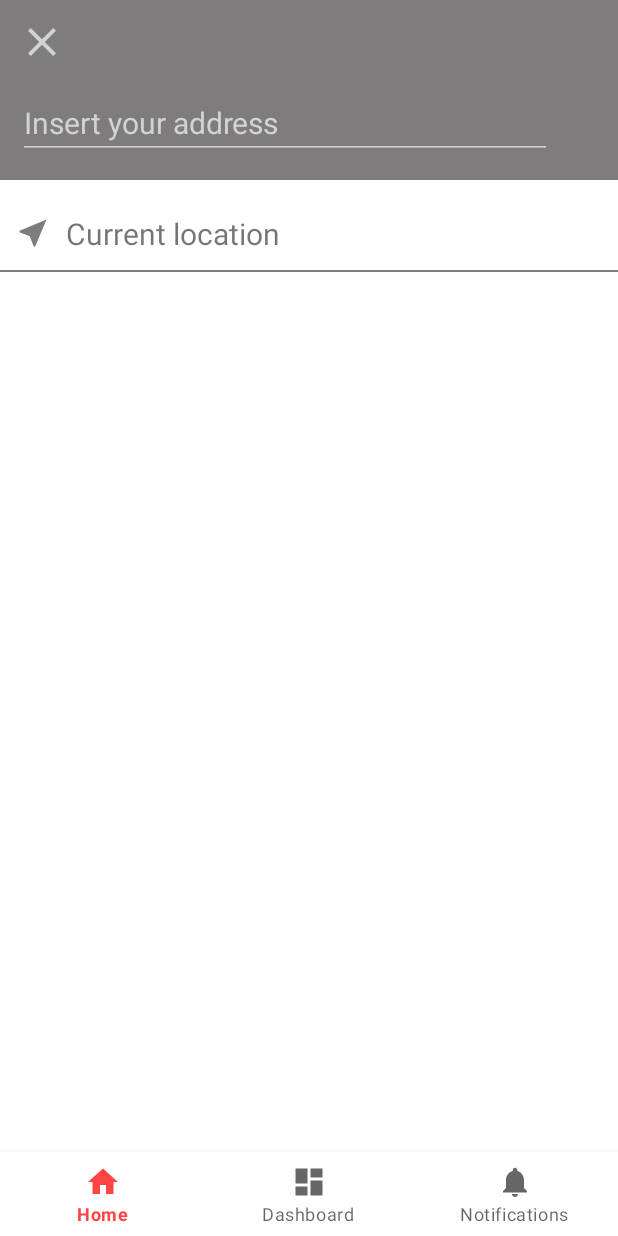
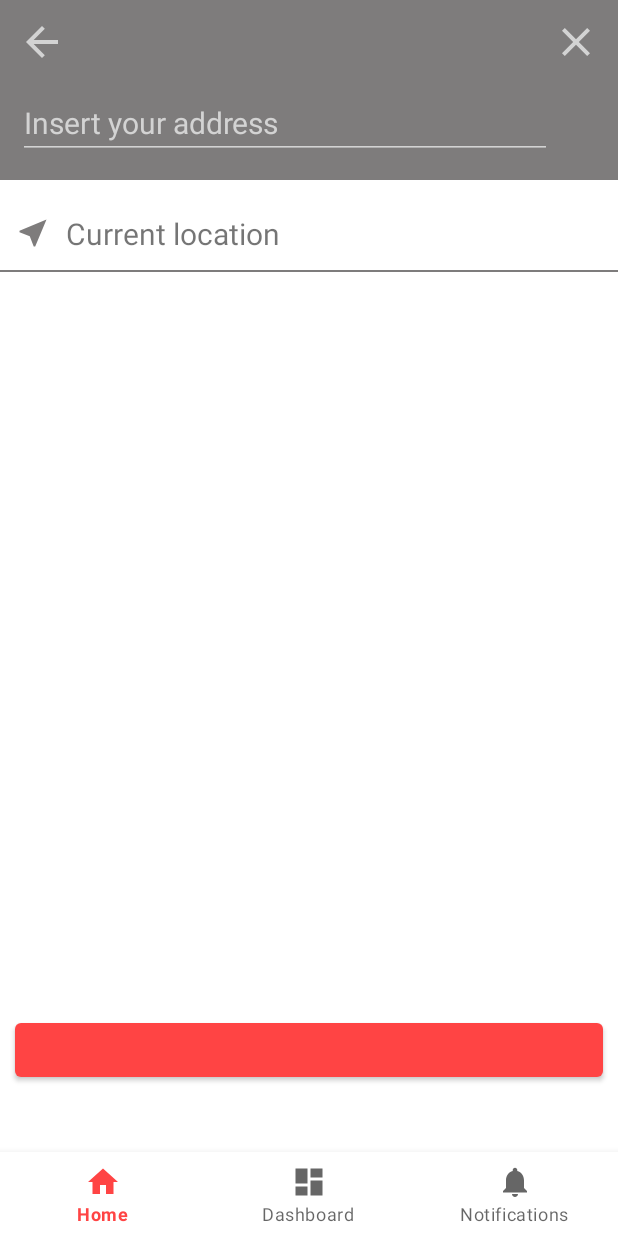
Before and after one commit to EliramElgrably/Rentee, an Android app: the NewRentAddressFragment screen opened through its navigation route, on a phone screen of 412 x 824 dp. Run offline under Robolectric (Android 15) with nearby library versions, the phone set to English and light mode, and no system bars; our stand-ins replace data binding, navigation-ui.

Commit message:
Adding the select date and time screens

```diff
--- a/app/build.gradle
+++ b/app/build.gradle
@@ -16,7 +16,7 @@ android {
 
     defaultConfig {
         applicationId "com.example.rentee"
-        minSdkVersion 21
+        minSdkVersion 26
         targetSdkVersion 30
         versionCode 1
         versionName "1.0"
@@ -41,6 +41,8 @@ android {
 
 dependencies {
     implementation "com.google.dagger:hilt-android:$hilt_version"
+    implementation 'androidx.room:room-runtime:2.3.0'
+    annotationProcessor 'androidx.room:room-compiler:2.3.0'
     kapt "com.google.dagger:hilt-android-compiler:$hilt_version"
     implementation 'androidx.core:core-ktx:1.5.0'
     implementation 'androidx.appcompat:appcompat:1.3.0'
--- a/app/src/main/java/com/example/rentee/ui/home/NewRentAddressFragment.kt
+++ b/app/src/main/java/com/example/rentee/ui/home/NewRentAddressFragment.kt
@@ -5,17 +5,15 @@ import android.view.LayoutInflater
 import android.view.View
 import android.view.ViewGroup
 import androidx.fragment.app.Fragment
-import androidx.fragment.app.viewModels
 import androidx.navigation.fragment.findNavController
-import androidx.viewpager2.widget.ViewPager2
+import androidx.navigation.navGraphViewModels
 import com.example.rentee.R
 import com.example.rentee.databinding.FragmentNewRentAddressBinding
-import com.example.rentee.databinding.FragmentNewRentBinding
 
-class NewRentAddressFragment : Fragment() {
+class NewRentAddressFragment : Fragment(), NewRentalInterface {
 
     private lateinit var binding: FragmentNewRentAddressBinding
-    private val newRentViewModel: NewRentViewModel by viewModels()
+    private val newRentViewModel: NewRentViewModel by navGraphViewModels(R.id.navigation_new_rent_address)
 
     override fun onCreateView(
         inflater: LayoutInflater,
@@ -31,13 +29,36 @@ class NewRentAddressFragment : Fragment() {
         binding.lifecycleOwner = this
 
         binding.ivClose.setOnClickListener {
-            navigateToHomePage()
+            onCloseClicked()
+        }
+
+        binding.ivBack.setOnClickListener {
+            onBackClicked()
+        }
+
+        binding.btnDate.setOnClickListener {
+            if (binding.etAddress.text.isNotEmpty()) {
+                newRentViewModel.setAddress(binding.etAddress.text.toString())
+            }
+            navigateToDatePage()
         }
 
         return binding.root
     }
 
-    private fun navigateToHomePage() {
-       findNavController().navigateUp()
+    override fun onCloseClicked() {
+        val direction =
+            HomeFragmentDirections.actionGlobalNavigationHome()
+        findNavController().navigate(direction)
+    }
+
+    override fun onBackClicked() {
+        findNavController().navigateUp()
+    }
+
+    private fun navigateToDatePage() {
+        val direction =
+            NewRentAddressFragmentDirections.actionNavigationNewRentAddressToNavigationNewRentDate()
+        findNavController().navigate(direction)
     }
 }
--- /dev/null
+++ b/app/src/main/java/com/example/rentee/ui/home/NewRentalInterface.kt
@@ -0,0 +1,6 @@
+package com.example.rentee.ui.home
+
+interface NewRentalInterface {
+    fun onCloseClicked()
+    fun onBackClicked()
+}
--- /dev/null
+++ b/app/src/main/res/drawable/ic_baseline_arrow_back_32.xml
@@ -0,0 +1,5 @@
+<vector android:autoMirrored="true" android:height="32dp"
+    android:tint="@color/light_gray" android:viewportHeight="24"
+    android:viewportWidth="24" android:width="32dp" xmlns:android="http://schemas.android.com/apk/res/android">
+    <path android:fillColor="@color/light_gray" android:pathData="M20,11H7.83l5.59,-5.59L12,4l-8,8 8,8 1.41,-1.41L7.83,13H20v-2z"/>
+</vector>
--- a/app/src/main/res/layout/fragment_new_rent_address.xml
+++ b/app/src/main/res/layout/fragment_new_rent_address.xml
@@ -25,13 +25,23 @@
             app:layout_constraintTop_toTopOf="parent" />
 
         <ImageView
-            android:id="@+id/iv_close"
+            android:id="@+id/iv_back"
             android:layout_width="wrap_content"
             android:layout_height="wrap_content"
             android:layout_marginStart="12dp"
             android:layout_marginTop="12dp"
+            android:src="@drawable/ic_baseline_arrow_back_32"
+            app:layout_constraintStart_toStartOf="parent"
+            app:layout_constraintTop_toTopOf="parent" />
+
+        <ImageView
+            android:id="@+id/iv_close"
+            android:layout_width="wrap_content"
+            android:layout_height="wrap_content"
+            android:layout_marginEnd="12dp"
+            android:layout_marginTop="12dp"
             android:src="@drawable/ic_baseline_close_32"
-            app:layout_constraintStart_toStartOf="parent"
+            app:layout_constraintEnd_toEndOf="parent"
             app:layout_constraintTop_toTopOf="parent" />
 
         <EditText
@@ -99,5 +109,14 @@
             app:layout_constraintEnd_toEndOf="parent"
             app:layout_constraintStart_toStartOf="parent"
             app:layout_constraintTop_toBottomOf="@id/self_location_separation_view" />
+
+        <Button
+            android:id="@+id/btn_date"
+            android:layout_width="match_parent"
+            android:layout_height="wrap_content"
+            android:layout_marginStart="10dp"
+            android:layout_marginEnd="10dp"
+            android:layout_marginBottom="100dp"
+            app:layout_constraintBottom_toBottomOf="parent" />
     </androidx.constraintlayout.widget.ConstraintLayout>
 </layout>
--- a/app/src/main/res/navigation/home.xml
+++ b/app/src/main/res/navigation/home.xml
@@ -8,23 +8,37 @@
         android:id="@+id/navigation_home"
         android:name="com.example.rentee.ui.home.HomeFragment"
         android:label="@string/title_home"
-        tools:layout="@layout/fragment_home" >
+        tools:layout="@layout/fragment_home">
         <action
             android:id="@+id/action_navigation_home_to_navigation_new_rent_address"
             app:destination="@id/navigation_new_rent_address"
             app:enterAnim="@anim/slide_in_right"
             app:exitAnim="@anim/slide_out_left"
             app:popEnterAnim="@anim/slide_in_left"
-            app:popExitAnim="@anim/slide_out_right"
-             />
+            app:popExitAnim="@anim/slide_out_right" />
     </fragment>
 
     <fragment
         android:id="@+id/navigation_new_rent_address"
         android:name="com.example.rentee.ui.home.NewRentAddressFragment"
-        android:label="NewRentalFragment" >
+        android:label="NewRentalFragment">
         <action
-            android:id="@+id/action_navigation_new_rent_address_to_navigation_home"
-            app:destination="@id/navigation_home" />
+            android:id="@+id/action_navigation_new_rent_address_to_navigation_new_rent_date"
+            app:destination="@id/navigation_new_rent_date"
+            app:enterAnim="@anim/slide_in_right"
+            app:exitAnim="@anim/slide_out_left"
+            app:popEnterAnim="@anim/slide_in_left"
+            app:popExitAnim="@anim/slide_out_right" />
     </fragment>
+
+    <fragment
+        android:id="@+id/navigation_new_rent_date"
+        android:name="com.example.rentee.ui.home.NewRentDateFragment"
+        android:label="NewRentalFragment">
+    </fragment>
+    <action
+        android:id="@+id/action_global_navigation_home"
+        app:destination="@id/navigation_home"
+        app:enterAnim="@anim/slide_in_left"
+        app:exitAnim="@anim/slide_out_right"/>
 </navigation>
--- a/app/src/main/res/values/colors.xml
+++ b/app/src/main/res/values/colors.xml
@@ -12,5 +12,6 @@
     <color name="very_light_gray">#E4E3E3</color>
     <color name="light_gray">#D3D3D3</color>
     <color name="dark_gray">#7E7C7C</color>
+    <color name="dark_gray_fade">#997E7C7C</color>
     <color name="light_gray_ripple">#1FD3D3D3</color>
 </resources>
```
Also changed, not shown: app/src/main/java/com/example/rentee/ui/home/HomeViewModel.kt (+2 -6 lines), app/src/main/java/com/example/rentee/ui/home/NewRentDateFragment.kt (added, +170 -0 lines), app/src/main/java/com/example/rentee/ui/home/NewRentViewModel.kt (+51 -1 lines), app/src/main/java/com/example/rentee/utilities/DateTimeUtilities.kt (added, +33 -0 lines), app/src/main/res/drawable/rectangle_shape.xml (added, +10 -0 lines), app/src/main/res/layout/date_time_field.xml (added, +69 -0 lines), app/src/main/res/layout/fragment_new_rent_date.xml (added, +170 -0 lines), app/src/main/res/values/strings.xml (+8 -1 lines), 1 other file.
